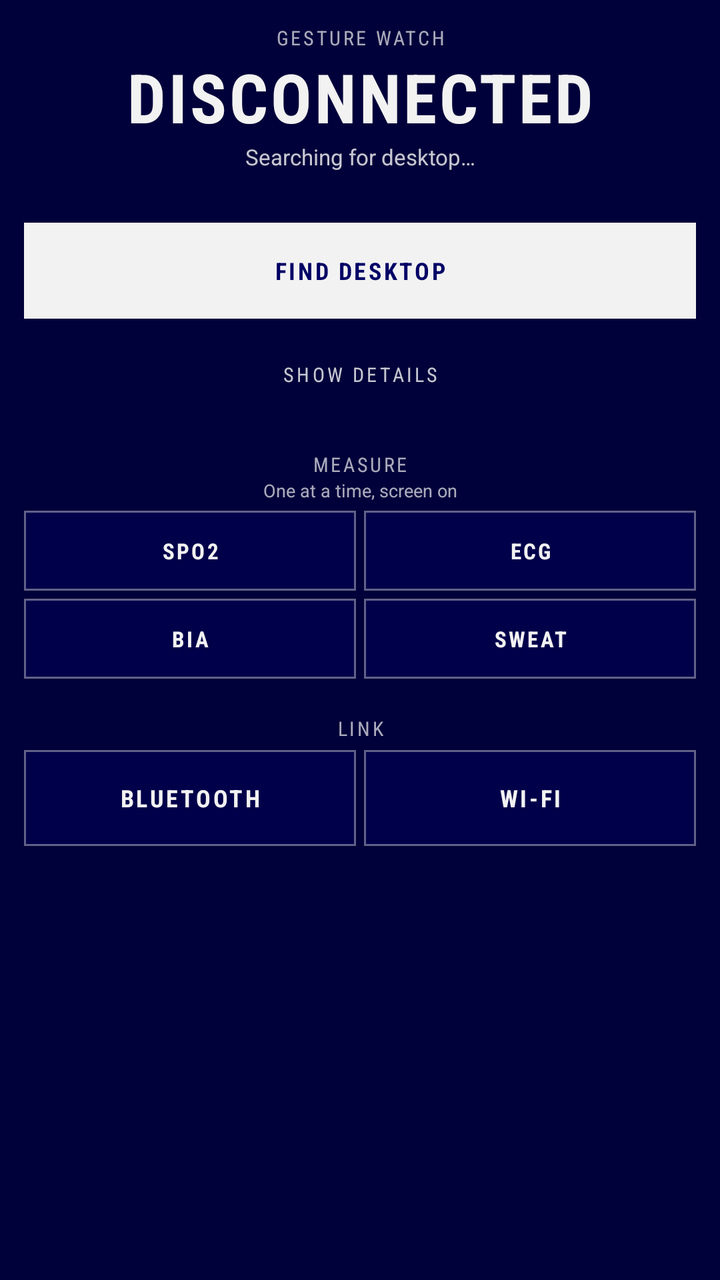
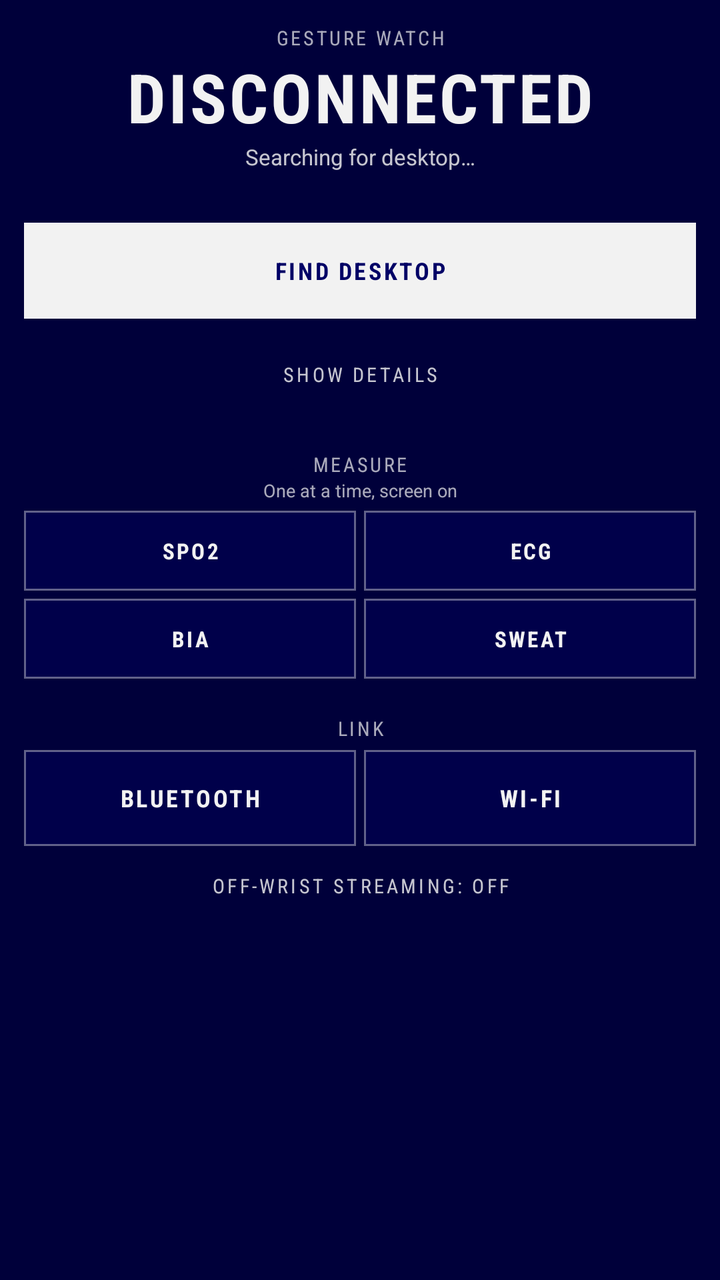

Two renders of the same Android screen: before a commit and after it. Below are the layout's source before the change and the commit's diff.
<!-- AndroidManifest.xml: application theme AppTheme -->
<!-- res/layout/activity_main.xml -->
<?xml version="1.0" encoding="utf-8"?>
<ScrollView
    xmlns:android="http://schemas.android.com/apk/res/android"
    xmlns:app="http://schemas.android.com/apk/res-auto"
    android:id="@+id/rootScroll"
    android:layout_width="match_parent"
    android:layout_height="match_parent"
    android:background="@color/gc_bg"
    android:fillViewport="true"
    android:focusable="true"
    android:focusableInTouchMode="true"
    android:scrollbars="none">

    <LinearLayout
        android:layout_width="match_parent"
        android:layout_height="wrap_content"
        android:gravity="center_horizontal"
        android:orientation="vertical"
        android:paddingStart="@dimen/gc_pad_horizontal"
        android:paddingTop="@dimen/gc_pad_top"
        android:paddingEnd="@dimen/gc_pad_horizontal"
        android:paddingBottom="@dimen/gc_pad_bottom">

        <TextView
            style="@style/Gc.Label"
            android:layout_width="match_parent"
            android:layout_height="wrap_content"
            android:text="@string/app_name" />

        
        <TextView
            android:id="@+id/connectionStatusText"
            android:layout_width="match_parent"
            android:layout_height="wrap_content"
            android:fontFamily="sans-serif-condensed"
            android:gravity="center"
            android:letterSpacing="0.04"
            android:maxLines="1"
            android:text="@string/status_disconnected"
            android:textAllCaps="true"
            android:textColor="@color/gc_ink"
            android:textSize="34sp"
            android:textStyle="bold" />

        <TextView
            android:id="@+id/discoveryStatusText"
            style="@style/Gc.Body"
            android:layout_width="match_parent"
            android:layout_height="wrap_content"
            android:text="@string/discovery_searching" />

        <TextView
            android:id="@+id/linkDiagnosticsText"
            style="@style/Gc.Body"
            android:layout_width="match_parent"
            android:layout_height="wrap_content"
            android:layout_marginTop="4dp"
            android:textColor="@color/gc_red"
            android:textSize="10sp" />

        <Button
            android:id="@+id/trustButton"
            style="@style/Gc.Button.Attention"
            android:layout_width="match_parent"
            android:layout_height="wrap_content"
            android:layout_marginTop="@dimen/gc_gap"
            android:text="@string/action_trust"
            android:visibility="gone" />

        <Button
            android:id="@+id/connectButton"
            style="@style/Gc.Button"
            android:layout_width="match_parent"
            android:layout_height="wrap_content"
            android:layout_marginTop="@dimen/gc_gap"
            android:text="@string/action_connect" />

        <Button
            android:id="@+id/detailsToggleButton"
            style="@style/Gc.Button.Text"
            android:layout_width="match_parent"
            android:layout_height="wrap_content"
            android:layout_marginTop="@dimen/gc_gap"
            android:text="@string/details_show" />

        <LinearLayout
            android:id="@+id/detailsPanel"
            android:layout_width="match_parent"
            android:layout_height="wrap_content"
            android:layout_marginTop="@dimen/gc_gap"
            android:background="@color/gc_panel"
            android:orientation="vertical"
            android:padding="8dp"
            android:visibility="gone">

            <TextView
                android:id="@+id/endpointSourceText"
                style="@style/Gc.Label"
                android:layout_width="match_parent"
                android:layout_height="wrap_content" />

            <TextView
                android:id="@+id/discoveryHistoryText"
                style="@style/Gc.Body"
                android:layout_width="match_parent"
                android:layout_height="wrap_content"
                android:textColor="@color/gc_ink_3"
                android:textSize="9sp" />

            <TextView
                android:id="@+id/sensorStatusText"
                style="@style/Gc.Label"
                android:layout_width="match_parent"
                android:layout_height="wrap_content"
                android:text="@string/sensors_idle"
                android:textColor="@color/gc_ink_2" />

            <TextView
                android:id="@+id/detailText"
                style="@style/Gc.Body"
                android:layout_width="match_parent"
                android:layout_height="wrap_content"
                android:fontFamily="monospace"
                android:textColor="@color/gc_ink_3"
                android:textSize="9sp" />

            <TextView
                android:id="@+id/ppgStatusText"
                style="@style/Gc.Body"
                android:layout_width="match_parent"
                android:layout_height="wrap_content"
                android:layout_marginTop="4dp"
                android:text="@string/ppg_idle"
                android:textColor="@color/gc_ink_2"
                android:textSize="10sp" />
        </LinearLayout>

        <TextView
            style="@style/Gc.Label"
            android:layout_width="match_parent"
            android:layout_height="wrap_content"
            android:layout_marginTop="@dimen/gc_section_gap"
            android:text="@string/section_measure" />

        <TextView
            style="@style/Gc.Body"
            android:layout_width="match_parent"
            android:layout_height="wrap_content"
            android:text="@string/on_demand_heading"
            android:textColor="@color/gc_ink_3"
            android:textSize="9sp" />

        <LinearLayout
            android:layout_width="match_parent"
            android:layout_height="wrap_content"
            android:layout_marginTop="4dp"
            android:orientation="horizontal">

            <Button
                android:id="@+id/spo2Button"
                style="@style/Gc.Button.Outline"
                android:layout_width="0dp"
                android:layout_height="wrap_content"
                android:layout_weight="1"
                android:paddingStart="4dp"
                android:paddingEnd="4dp"
                android:text="SpO2" />

            <Button
                android:id="@+id/ecgButton"
                style="@style/Gc.Button.Outline"
                android:layout_width="0dp"
                android:layout_height="wrap_content"
                android:layout_marginStart="4dp"
                android:layout_weight="1"
                android:paddingStart="4dp"
                android:paddingEnd="4dp"
                android:text="ECG" />
        </LinearLayout>

        <LinearLayout
            android:layout_width="match_parent"
            android:layout_height="wrap_content"
            android:layout_marginTop="4dp"
            android:orientation="horizontal">

            <Button
                android:id="@+id/biaButton"
                style="@style/Gc.Button.Outline"
                android:layout_width="0dp"
                android:layout_height="wrap_content"
                android:layout_weight="1"
                android:paddingStart="4dp"
                android:paddingEnd="4dp"
                android:text="BIA" />

            <Button
                android:id="@+id/sweatLossButton"
                style="@style/Gc.Button.Outline"
                android:layout_width="0dp"
                android:layout_height="wrap_content"
                android:layout_marginStart="4dp"
                android:layout_weight="1"
                android:paddingStart="4dp"
                android:paddingEnd="4dp"
                android:text="Sweat" />
        </LinearLayout>

        <TextView
            style="@style/Gc.Label"
            android:layout_width="match_parent"
            android:layout_height="wrap_content"
            android:layout_marginTop="@dimen/gc_section_gap"
            android:text="@string/section_link" />

        <RadioGroup
            android:id="@+id/transportGroup"
            android:baselineAligned="false"
            android:layout_width="match_parent"
            android:layout_height="wrap_content"
            android:layout_marginTop="4dp"
            android:orientation="horizontal">

            <RadioButton
                android:id="@+id/transportBluetoothButton"
                style="@style/Gc.Segment"
                android:layout_width="0dp"
                android:layout_height="@dimen/gc_touch_min"
                android:layout_weight="1"
                android:paddingStart="4dp"
                android:paddingEnd="4dp"
                android:text="@string/transport_bluetooth" />

            <RadioButton
                android:id="@+id/transportWifiButton"
                style="@style/Gc.Segment"
                android:layout_width="0dp"
                android:layout_height="@dimen/gc_touch_min"
                android:layout_marginStart="4dp"
                android:layout_weight="1"
                android:paddingStart="4dp"
                android:paddingEnd="4dp"
                android:text="@string/transport_wifi" />
        </RadioGroup>

        <Button
            android:id="@+id/forgetTrustButton"
            style="@style/Gc.Button.Text"
            android:layout_width="match_parent"
            android:layout_height="wrap_content"
            android:layout_marginTop="@dimen/gc_gap"
            android:text="@string/action_forget_trust"
            android:visibility="gone" />

    </LinearLayout>
</ScrollView>
<!-- resources referenced by this layout -->
<resources>
  <color name="gc_bg">#00003A</color>
  <color name="gc_ink">#F2F2F2</color>
  <color name="gc_ink_2">#D1F2F2F2</color>
  <color name="gc_ink_3">#B3F2F2F2</color>
  <color name="gc_panel">#00004A</color>
  <color name="gc_red">#FF9D9D</color>
  <dimen name="gc_gap">8dp</dimen>
  <dimen name="gc_pad_bottom">16dp</dimen>
  <dimen name="gc_pad_horizontal">12dp</dimen>
  <dimen name="gc_pad_top">12dp</dimen>
  <dimen name="gc_section_gap">18dp</dimen>
  <dimen name="gc_touch_min">48dp</dimen>
  <string name="action_connect">Find desktop</string>
  <string name="action_forget_trust">Forget trusted computer</string>
  <string name="action_trust">Trust this computer</string>
  <string name="app_name">Gesture Watch</string>
  <string name="details_show">Show details</string>
  <string name="discovery_searching">Searching for desktop…</string>
  <string name="on_demand_heading">One at a time, screen on</string>
  <string name="ppg_idle">PPG idle</string>
  <string name="section_link">Link</string>
  <string name="section_measure">Measure</string>
  <string name="sensors_idle">Sensors idle</string>
  <string name="status_disconnected">Disconnected</string>
  <string name="transport_bluetooth">Bluetooth</string>
  <string name="transport_wifi">Wi-Fi</string>
  <style name="Gc.Body" parent="">
          <item name="android:textColor">@color/gc_ink_2</item>
          <item name="android:textSize">11sp</item>
          <item name="android:gravity">center</item>
      </style>
  <style name="Gc.Button.Attention">
          <item name="android:background">@drawable/gc_button_attention</item>
      </style>
  <style name="Gc.Button.Outline">
          <item name="android:textColor">@color/gc_button_outline_text</item>
          <item name="android:background">@drawable/gc_button_outline</item>
          <item name="android:minHeight">40dp</item>
          <item name="android:textSize">11sp</item>
      </style>
  <style name="Gc.Label" parent="">
          <item name="android:fontFamily">sans-serif-condensed</item>
          <item name="android:textAllCaps">true</item>
          <item name="android:letterSpacing">0.12</item>
          <item name="android:textColor">@color/gc_ink_3</item>
          <item name="android:textSize">10sp</item>
          <item name="android:gravity">center</item>
      </style>
  <color name="gc_blue">#000066</color>
  <!-- drawable gc_button_attention (drawable) -->
  <?xml version="1.0" encoding="utf-8"?>
  <selector xmlns:android="http://schemas.android.com/apk/res/android">
      <item android:state_pressed="true"><shape><solid android:color="#CCF2F200" /></shape></item>
      <item><shape><solid android:color="@color/gc_yellow" /></shape></item>
  </selector>
  <!-- drawable gc_button_text (drawable) -->
  <?xml version="1.0" encoding="utf-8"?>
  <selector xmlns:android="http://schemas.android.com/apk/res/android">
      <item android:state_pressed="true"><shape><solid android:color="@color/gc_wash" /></shape></item>
      <item><shape><solid android:color="@android:color/transparent" /></shape></item>
  </selector>
  <!-- drawable gc_segment (drawable) -->
  <?xml version="1.0" encoding="utf-8"?>
  <selector xmlns:android="http://schemas.android.com/apk/res/android">
      <item android:state_checked="true"><shape><solid android:color="@color/gc_ink" /></shape></item>
      <item><shape><solid android:color="@color/gc_panel" /><stroke android:width="1dp" android:color="@color/gc_line" /></shape></item>
  </selector>
  <color name="gc_yellow">#F2F200</color>
  <color name="gc_wash">#24F2F2F2</color>
  <color name="gc_line">#66F2F2F2</color>
  <!-- unchanged entries left out for length: 6 -->
</resources>

<!-- the commit's change to res/layout/activity_main.xml (unified diff, before → after) -->
@@ -252,5 +252,12 @@
             android:text="@string/action_forget_trust"
             android:visibility="gone" />
 
+        <Button
+            android:id="@+id/offWristButton"
+            style="@style/Gc.Button.Text"
+            android:layout_width="match_parent"
+            android:layout_height="wrap_content"
+            android:text="@string/off_wrist_streaming_off" />
+
     </LinearLayout>
 </ScrollView>
<!-- resource entries referenced after the edit -->
@@ -18,6 +18,7 @@
   <string name="app_name">Gesture Watch</string>
   <string name="details_show">Show details</string>
   <string name="discovery_searching">Searching for desktop…</string>
+  <string name="off_wrist_streaming_off">Off-wrist streaming: off</string>
   <string name="on_demand_heading">One at a time, screen on</string>
   <string name="ppg_idle">PPG idle</string>
   <string name="section_link">Link</string>
